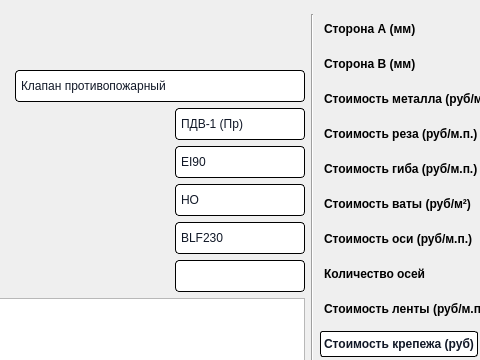
First picture: the form in Bajan/main_window.ui, repository AnanasiDiod/auto-create, before the edit; both pictures show x 178 to 658 and y 0 to 360 of the 1024 by 772 pixel window.
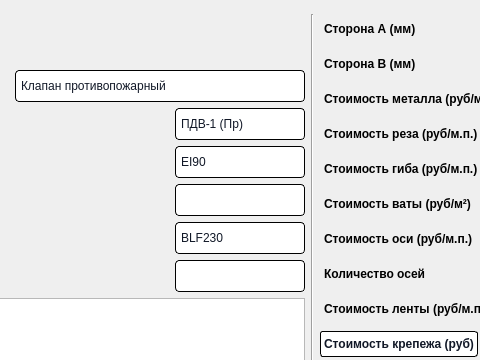
Second picture: the form after the edit. Icons and pictures are not drawn.

Commit message: Добавлен файл подгрузки session.json. Добавлены BE и BF в колонку привод. Добавлено пустое поле в НО/НЗ

Patch:
```diff
--- a/Bajan/main_window.ui
+++ b/Bajan/main_window.ui
@@ -442,6 +442,11 @@
                 </item>
                 <item>
                  <widget class="QComboBox" name="no_nz">
+                  <item>
+                   <property name="text">
+                    <string/>
+                   </property>
+                  </item>
                   <item>
                    <property name="text">
                     <string>НО</string>
```
Left out of the diff: 10 changed lines with no effect on the pictures. The commit also changes 1 other file.
